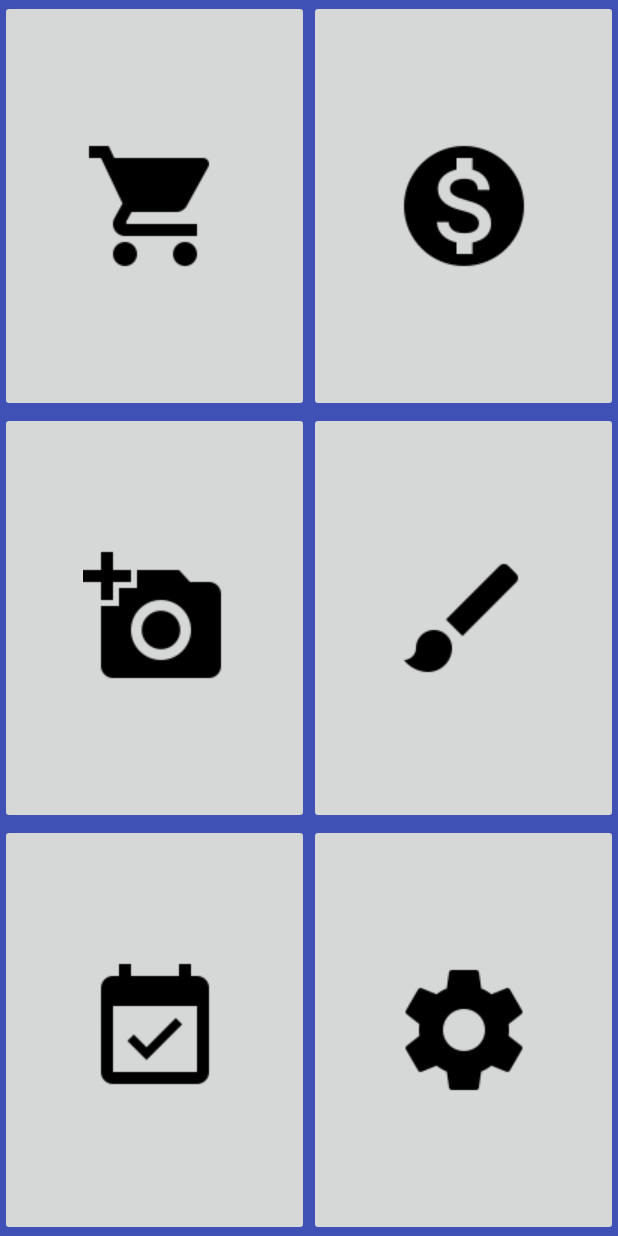
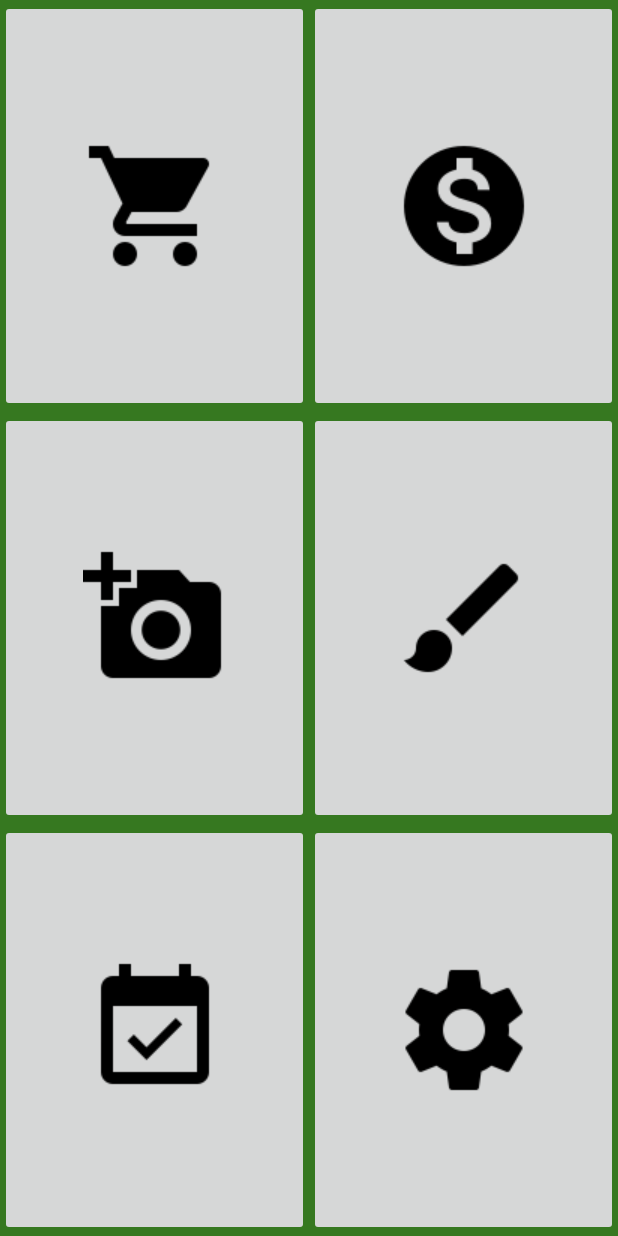
Before and after one commit to SDob1993/WGPlus05, an Android app: the screen it shows after launch (MainActivity), on a phone screen of 412 x 824 dp. Run offline under Robolectric (Android 15) with nearby library versions, the phone set to English and light mode, and no system bars.

Commit message:
Main Menu

```diff
--- a/app/src/main/java/ur/mi/android/wgplus05/MainActivity.java
+++ b/app/src/main/java/ur/mi/android/wgplus05/MainActivity.java
@@ -3,18 +3,13 @@ package ur.mi.android.wgplus05;
 import android.app.Activity;
 import android.content.Intent;
 import android.os.Bundle;
+import android.support.v7.app.AppCompatActivity;
 import android.view.Menu;
 import android.view.View;
 import android.widget.ImageButton;
 
-import android.content.Intent;
-import android.os.Bundle;
-import android.view.Menu;
-import android.view.View;
-import android.widget.Button;
-import android.widget.ImageButton;
 
-public class MainActivity extends Activity {
+public class MainActivity extends AppCompatActivity {
 
 
 
@@ -101,4 +96,6 @@ public class MainActivity extends Activity {
 
 
 
+
+
 }
--- a/app/src/main/res/layout/activity_main.xml
+++ b/app/src/main/res/layout/activity_main.xml
@@ -4,6 +4,10 @@
     android:orientation="vertical"
     android:background="@color/colorPrimary"
     >
+
+
+
+
 
 
     <LinearLayout
--- a/app/src/main/res/values/colors.xml
+++ b/app/src/main/res/values/colors.xml
@@ -1,6 +1,6 @@
 <?xml version="1.0" encoding="utf-8"?>
 <resources>
-    <color name="colorPrimary">#3F51B5</color>
+    <color name="colorPrimary">#367820</color>
     <color name="colorPrimaryDark">#303F9F</color>
     <color name="colorAccent">#FF4081</color>
 </resources>
--- a/app/src/main/res/values/strings.xml
+++ b/app/src/main/res/values/strings.xml
@@ -1,3 +1,3 @@
 <resources>
-    <string name="app_name">WGPlus05</string>
+    <string name="app_name">WG+</string>
 </resources>
```
Also changed, not shown: app/src/main/AndroidManifest.xml (+6 -4 lines), app/src/main/res/menu/menu.xml (added, +9 -0 lines).
